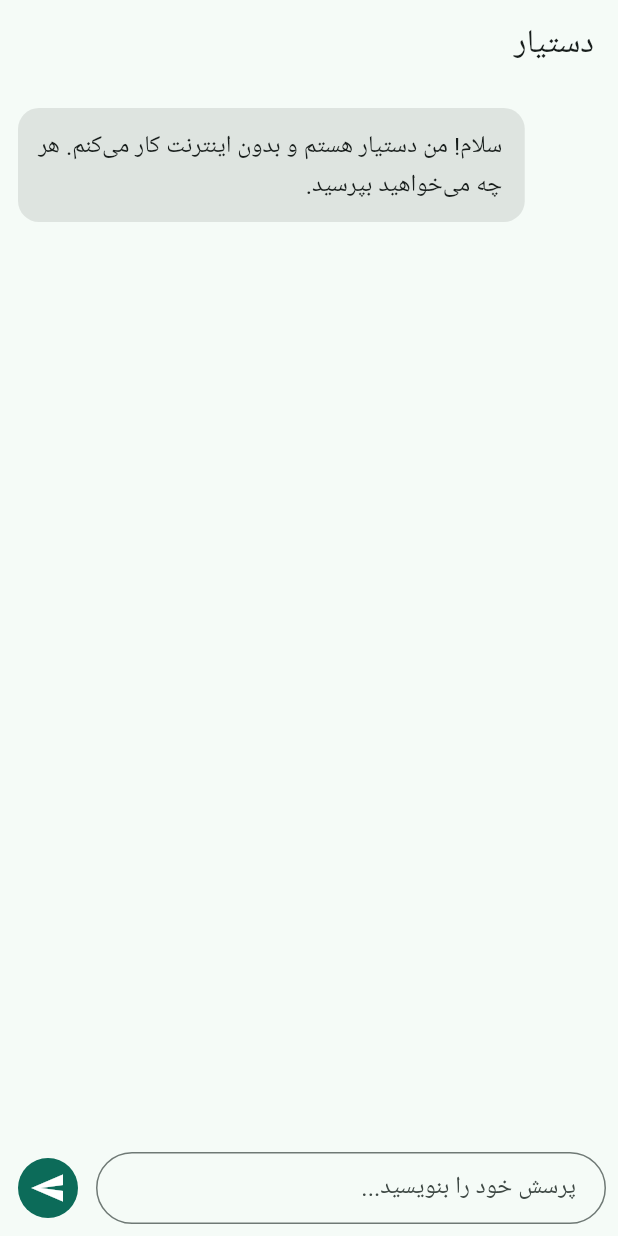
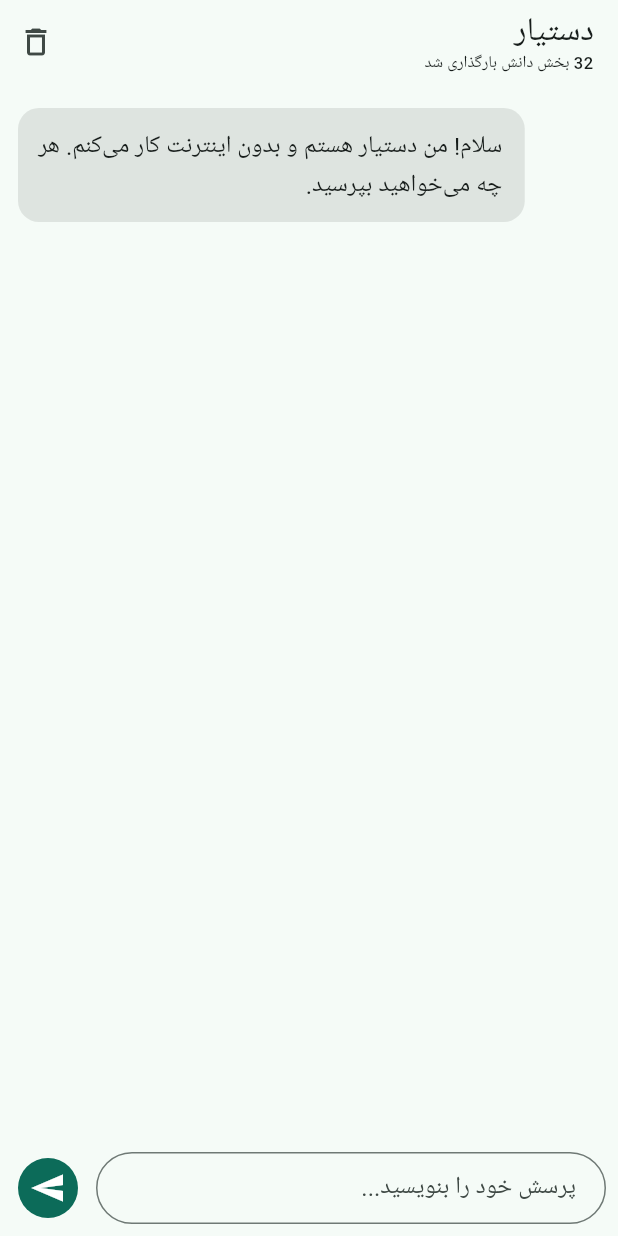
Before and after one commit to ariamard1726-del/Dastyar, a Flutter app: the screen it shows after launch, after a tap on the "send" icon, on a phone screen of 412 x 824 dp. Run offline on Flutter 3.47's test engine with Material 3 defaults, Android fonts, the phone set to English and light mode, and no system bars.

Commit message:
Robust engine, auto-load laws, UI polish, fix empty assets dir

```diff
--- /dev/null
+++ b/lib/engine.dart
@@ -0,0 +1,246 @@
+import 'dart:math' as math;
+
+import 'package:flutter/services.dart' show rootBundle, AssetManifest;
+
+class Chunk {
+  final String source;
+  final String title;
+  final String body;
+  final Map<String, int> tf;
+  Chunk(this.source, this.title, this.body, this.tf);
+}
+
+class KnowledgeEngine {
+  final List<Chunk> _chunks = [];
+  final Map<String, double> _idf = {};
+  List<String> _vocab = [];
+
+  int get size => _chunks.length;
+
+  static const Set<String> _stop = {
+    'و', 'در', 'به', 'از', 'که', 'را', 'با', 'این', 'آن', 'برای', 'یک',
+    'است', 'هست', 'چه', 'چی', 'چیست', 'کی', 'کجا', 'چرا', 'چطور',
+    'چگونه', 'آیا', 'من', 'تو', 'شما', 'می', 'هم', 'یا', 'تا', 'بر',
+    'هر', 'بود', 'شد', 'باشد', 'کند', 'کنم', 'کن', 'بگو',
+    'درباره', 'مورد', 'لطفا', 'ممنون',
+  };
+
+  static const List<String> _suffixes = [
+    'ترین', 'هایی', 'های', 'ها', 'تر', 'ان', 'ات', 'ی',
+  ];
+
+  static String normalize(String s) {
+    const map = {
+      'ي': 'ی', 'ى': 'ی', 'ك': 'ک', 'ۀ': 'ه', 'ة': 'ه',
+      'أ': 'ا', 'إ': 'ا', 'ٱ': 'ا',
+    };
+    final sb = StringBuffer();
+    for (final r in s.runes) {
+      if (r >= 0x06F0 && r <= 0x06F9) {
+        sb.write(r - 0x06F0);
+        continue;
+      }
+      if (r >= 0x0660 && r <= 0x0669) {
+        sb.write(r - 0x0660);
+        continue;
+      }
+      if (r == 0x200C || r == 0x200D || r == 0x200E || r == 0x200F) {
+        sb.write(' ');
+        continue;
+      }
+      if (r >= 0x064B && r <= 0x065F) continue;
+      if (r == 0x0640) continue;
+      final ch = String.fromCharCode(r);
+      sb.write(map[ch] ?? ch);
+    }
+    return sb.toString().toLowerCase();
+  }
+
+  static String _stem(String w) {
+    for (final suf in _suffixes) {
+      if (w.length - suf.length >= 3 && w.endsWith(suf)) {
+        return w.substring(0, w.length - suf.length);
+      }
+    }
+    return w;
+  }
+
+  static final RegExp _nonWord = RegExp(
+    r'[^\u0621-\u063A\u0641-\u064A\u067E\u0686\u0698\u06A9\u06AF\u06CCa-z0-9]+',
+  );
+
+  static List<String> tokenize(String s) {
+    final cleaned = normalize(s).replaceAll(_nonWord, ' ');
+    final out = <String>[];
+    for (final w in cleaned.split(' ')) {
+      if (w.isEmpty || _stop.contains(w)) continue;
+      out.add(_stem(w));
+    }
+    return out;
+  }
+
+  Future<void> load() async {
+    _chunks.clear();
+    _idf.clear();
+    final manifest = await AssetManifest.loadFromAssetBundle(rootBundle);
+    final paths = manifest
+        .listAssets()
+        .where((p) =>
+            p == 'assets/knowledge.txt' ||
+            (p.startsWith('assets/laws/') && p.endsWith('.txt')))
+        .toList()
+      ..sort();
+    for (final p in paths) {
+      String text;
+      try {
+        text = await rootBundle.loadString(p);
+      } catch (_) {
+        continue;
+      }
+      await _parse(text, p == 'assets/knowledge.txt' ? 'دانش عمومی' : '');
+    }
+    _buildIndex();
+  }
+
+  Future<void> _parse(String text, String defaultSource) async {
+    var source = defaultSource;
+    final parts = text.replaceAll('\r', '').split(RegExp(r'\n\s*\n'));
+    var n = 0;
+    for (final p in parts) {
+      final lines = p.trim().split('\n');
+      if (lines.isEmpty || lines.first.trim().isEmpty) continue;
+      final first = lines.first.trim();
+      if (first.startsWith('#')) {
+        source = first.replaceFirst(RegExp(r'^#+\s*'), '').trim();
+        continue;
+      }
+      final body = lines.length > 1 ? lines.sublist(1).join('\n').trim() : first;
+      final tf = <String, int>{};
+      for (final t in tokenize(first)) {
+        tf[t] = (tf[t] ?? 0) + 2;
+      }
+      for (final t in tokenize(body)) {
+        tf[t] = (tf[t] ?? 0) + 1;
+      }
+      _chunks.add(Chunk(source, first, body, tf));
+      n++;
+      if (n % 200 == 0) {
+        await Future<void>.delayed(Duration.zero);
+      }
+    }
+  }
+
+  void _buildIndex() {
+    final df = <String, int>{};
+    for (final c in _chunks) {
+      for (final t in c.tf.keys) {
+        df[t] = (df[t] ?? 0) + 1;
+      }
+    }
+    final n = _chunks.length;
+    df.forEach((t, d) {
+      _idf[t] = math.log((n + 1) / (d + 1)) + 1.0;
+    });
+    _vocab = df.keys.toList();
+  }
+
+  String _format(Chunk c) {
+    final src = c.source.isEmpty ? '' : '\n\nمنبع: ${c.source}';
+    if (c.body == c.title) return '${c.title}$src';
+    return '${c.title}\n${c.body}$src';
+  }
+
+  String answer(String question) {
+    final q = normalize(question);
+    final qTokens = tokenize(question).toSet().toList();
+
+    if (qTokens.isEmpty) {
+      if (q.contains('سلام')) return 'سلام! چه کمکی از من برمی‌آید؟';
+      return 'لطفاً پرسش خود را کامل‌تر بنویسید.';
+    }
+    if (_chunks.isEmpty) {
+      return 'هنوز دانشی در برنامه نیست.';
+    }
+
+    final art = RegExp(r'ماده\s*(\d+)').firstMatch(q);
+    if (art != null) {
+      final want = 'ماده ${art.group(1)}';
+      final found = _chunks
+          .where((c) => normalize(c.title).trim() == want)
+          .toList();
+      if (found.isNotEmpty) {
+        Chunk pick = found.first;
+        var bestOverlap = -1;
+        for (final c in found) {
+          final st = tokenize(c.source).toSet();
+          final ov = qTokens.where(st.contains).length;
+          if (ov > bestOverlap) {
+            bestOverlap = ov;
+            pick = c;
+          }
+        }
+        var res = _format(pick);
+        if (found.length > 1 && bestOverlap <= 0) {
+          final others = found
+              .where((c) => c != pick && c.source.isNotEmpty)
+              .map((c) => c.source)
+              .take(3)
+              .join('، ');
+          if (others.isNotEmpty) {
+            res += '\n\nهمین شمارهٔ ماده در این منابع هم هست: $others. نام قانون را هم بنویسید.';
+          }
+        }
+        return res;
+      }
+    }
+
+    final terms = <String, double>{};
+    double total = 0;
+    for (final t in qTokens) {
+      total += _idf[t] ?? 1.0;
+      if (_idf.containsKey(t)) {
+        terms[t] = math.max(terms[t] ?? 0, 1.0);
+      } else if (t.length >= 3) {
+        for (final v in _vocab) {
+          if (v.length >= 3 && (v.startsWith(t) || t.startsWith(v))) {
+            terms[v] = math.max(terms[v] ?? 0, 0.5);
+          }
+        }
+      }
+    }
+    if (terms.isEmpty) return _notFound();
+
+    Chunk? best;
+    Chunk? second;
+    double bestScore = 0;
+    double secondScore = 0;
+    for (final c in _chunks) {
+      double s = 0;
+      terms.forEach((t, w) {
+        final tf = c.tf[t];
+        if (tf != null) s += w * (_idf[t] ?? 1.0) * (1 + math.log(tf));
+      });
+      s = s / total;
+      if (s > bestScore) {
+        second = best;
+        secondScore = bestScore;
+        best = c;
+        bestScore = s;
+      } else if (s > secondScore) {
+        second = c;
+        secondScore = s;
+      }
+    }
+    if (best == null || bestScore < 0.3) return _notFound();
+
+    var res = _format(best);
+    if (second != null && secondScore >= bestScore * 0.8 && secondScore >= 0.3) {
+      res += '\n\nموضوع مرتبط: ${second.title}';
+    }
+    return res;
+  }
+
+  String _notFound() {
+    return 'پاسخ این پرسش را در دانش خودم پیدا نکردم. پرسش را با کلمات دیگر بنویسید.';
+  }
+}
--- a/lib/main.dart
+++ b/lib/main.dart
@@ -1,7 +1,7 @@
-import 'dart:math' as math;
+import 'package:flutter/material.dart';
+import 'package:flutter_localizations/flutter_localizations.dart';
 
-import 'package:flutter/material.dart';
-import 'package:flutter/services.dart' show rootBundle;
+import 'engine.dart';
 
 void main() => runApp(const DastyarApp());
 
@@ -13,169 +13,19 @@ class DastyarApp extends StatelessWidget {
     return MaterialApp(
       title: 'دستیار',
       debugShowCheckedModeBanner: false,
+      locale: const Locale('fa'),
+      supportedLocales: const [Locale('fa'), Locale('en')],
+      localizationsDelegates: const [
+        GlobalMaterialLocalizations.delegate,
+        GlobalWidgetsLocalizations.delegate,
+        GlobalCupertinoLocalizations.delegate,
+      ],
       theme: ThemeData(
         useMaterial3: true,
         colorSchemeSeed: const Color(0xFF1B6B5A),
       ),
-      builder: (context, child) => Directionality(
-        textDirection: TextDirection.rtl,
-        child: child ?? const SizedBox(),
-      ),
       home: const ChatPage(),
     );
-  }
-}
-
-class _Chunk {
-  final String title;
-  final String body;
-  final List<String> tokens;
-  _Chunk(this.title, this.body, this.tokens);
-}
-
-class _Hit {
-  final _Chunk chunk;
-  final double score;
-  _Hit(this.chunk, this.score);
-}
-
-class KnowledgeEngine {
-  final List<_Chunk> _chunks = [];
-  final Map<String, double> _idf = {};
-
-  static const Set<String> _stop = {
-    'و', 'در', 'به', 'از', 'که', 'را', 'با', 'این', 'آن', 'برای', 'یک',
-    'است', 'هست', 'چه', 'چی', 'چیست', 'کی', 'کجا', 'چرا', 'چطور',
-    'چگونه', 'آیا', 'من', 'تو', 'شما', 'می', 'هم', 'یا', 'تا', 'بر',
-    'هر', 'های', 'ها', 'بود', 'شد', 'باشد', 'کند', 'کنم', 'کن', 'بگو',
-    'درباره', 'مورد', 'لطفا', 'ممنون',
-  };
-
-  static const List<String> _suffixes = [
-    'ترین', 'هایی', 'های', 'ها', 'تر', 'ان', 'ات', 'ی',
-  ];
-
-  static String normalize(String s) {
-    const map = {
-      'ي': 'ی', 'ى': 'ی', 'ك': 'ک', 'ۀ': 'ه', 'ة': 'ه',
-      'أ': 'ا', 'إ': 'ا', 'ٱ': 'ا',
-    };
-    final sb = StringBuffer();
-    for (final r in s.runes) {
-      if (r >= 0x06F0 && r <= 0x06F9) {
-        sb.write(r - 0x06F0);
-        continue;
-      }
-      if (r >= 0x0660 && r <= 0x0669) {
-        sb.write(r - 0x0660);
-        continue;
-      }
-      if (r == 0x200C || r == 0x200D || r == 0x200E || r == 0x200F) {
-        sb.write(' ');
-        continue;
-      }
-      if (r >= 0x064B && r <= 0x065F) continue;
-      if (r == 0x0640) continue;
-      final ch = String.fromCharCode(r);
-      sb.write(map[ch] ?? ch);
-    }
-    return sb.toString().toLowerCase();
-  }
-
-  static String _stem(String w) {
-    for (final suf in _suffixes) {
-      if (w.length - suf.length >= 3 && w.endsWith(suf)) {
-        return w.substring(0, w.length - suf.length);
-      }
-    }
-    return w;
-  }
-
-  static List<String> tokenize(String s) {
-    final cleaned = normalize(s).replaceAll(
-      RegExp(r'[^\u0621-\u063A\u0641-\u064A\u067E\u0686\u0698\u06A9\u06AF\u06CCa-z0-9]+'),
-      ' ',
-    );
-    final out = <String>[];
-    for (final w in cleaned.split(' ')) {
-      if (w.isEmpty || _stop.contains(w)) continue;
-      out.add(_stem(w));
-    }
-    return out;
-  }
-
-  void load(String text) {
-    _chunks.clear();
-    _idf.clear();
-    final parts = text.replaceAll('\r', '').split(RegExp(r'\n\s*\n'));
-    for (final p in parts) {
-      final lines = p.trim().split('\n');
-      if (lines.isEmpty || lines.first.trim().isEmpty) continue;
-      final title = lines.first.trim();
-      final body = lines.length > 1 ? lines.sublist(1).join('\n').trim() : title;
-      final tokens = <String>[
-        ...tokenize(title),
-        ...tokenize(title),
-        ...tokenize(body),
-      ];
-      _chunks.add(_Chunk(title, body, tokens));
-    }
-    final df = <String, int>{};
-    for (final c in _chunks) {
-      for (final t in c.tokens.toSet()) {
-        df[t] = (df[t] ?? 0) + 1;
-      }
-    }
-    final n = _chunks.length;
-    df.forEach((t, d) {
-      _idf[t] = math.log((n + 1) / (d + 1)) + 1.0;
-    });
-  }
-
-  int get size => _chunks.length;
-
-  String answer(String question) {
-    final q = normalize(question);
-    if (q.contains('سلام') && tokenize(question).length <= 1) {
-      return 'سلام! چه کمکی از من برمی‌آید؟';
-    }
-    if (_chunks.isEmpty) {
-      return 'هنوز دانشی در برنامه نیست. فایل assets/knowledge.txt را پر کنید.';
-    }
-    final qTokens = tokenize(question).toSet().toList();
-    if (qTokens.isEmpty) {
-      return 'لطفاً پرسش خود را کامل‌تر بنویسید.';
-    }
-    double total = 0;
-    for (final t in qTokens) {
-      total += _idf[t] ?? 1.0;
-    }
-    final hits = <_Hit>[];
-    for (final c in _chunks) {
-      double s = 0;
-      for (final t in qTokens) {
-        final w = _idf[t] ?? 1.0;
-        final tf = c.tokens.where((x) => x == t).length;
-        if (tf > 0) {
-          s += w * (1 + math.log(tf));
-        } else if (t.length >= 3) {
-          final partial = c.tokens.any((x) =>
-              x.length >= 3 && (x.startsWith(t) || t.startsWith(x)));
-          if (partial) s += w * 0.5;
-        }
-      }
-      hits.add(_Hit(c, s / total));
-    }
-    hits.sort((a, b) => b.score.compareTo(a.score));
-    final best = hits.first;
-    if (best.score < 0.3) {
-      return 'پاسخ این پرسش را در دانش خودم پیدا نکردم. می‌توانید آن را به فایل knowledge.txt اضافه کنید.';
-    }
-    var res = '${best.chunk.title}\n${best.chunk.body}';
-    if (hits.length > 1 && hits[1].score >= best.score * 0.8 && hits[1].score >= 0.3) {
-      res += '\n\nموضوع مرتبط: ${hits[1].chunk.title}';
-    }
-    return res;
   }
 }
 
@@ -198,6 +48,10 @@ class _ChatPageState extends State<ChatPage> {
   final ScrollController _scroll = ScrollController();
   final List<_Msg> _msgs = [];
   bool _ready = false;
+  String? _error;
+
+  static const String _welcome =
+      'سلام! من دستیار هستم و بدون اینترنت کار می‌کنم. هر چه می‌خواهید بپرسید.';
 
   @override
   void initState() {
@@ -206,30 +60,36 @@ class _ChatPageState extends State<ChatPage> {
   }
 
   Future<void> _init() async {
-    String text = '';
     try {
-      text = await rootBundle.loadString('assets/knowledge.txt');
-    } catch (_) {}
-    _engine.load(text);
+      await _engine.load();
+    } catch (e) {
+      _error = 'بارگذاری دانش با خطا روبه‌رو شد.';
+    }
     if (!mounted) return;
     setState(() {
       _ready = true;
-      _msgs.add(_Msg(
-        'سلام! من دستیار هستم و بدون اینترنت کار می‌کنم. هر چه می‌خواهید بپرسید.',
-        false,
-      ));
+      _msgs.add(_Msg(_error ?? _welcome, false));
     });
   }
 
   void _send() {
     final text = _ctrl.text.trim();
     if (text.isEmpty || !_ready) return;
-    final reply = _engine.answer(text);
+    String reply;
+    try {
+      reply = _engine.answer(text);
+    } catch (e) {
+      reply = 'در پردازش این پرسش خطایی رخ داد. دوباره تلاش کنید.';
+    }
     setState(() {
       _msgs.add(_Msg(text, true));
       _msgs.add(_Msg(reply, false));
     });
     _ctrl.clear();
+    _scrollDown();
+  }
+
+  void _scrollDown() {
     WidgetsBinding.instance.addPostFrameCallback((_) {
       if (_scroll.hasClients) {
         _scroll.animateTo(
@@ -239,6 +99,33 @@ class _ChatPageState extends State<ChatPage> {
         );
       }
     });
+  }
+
+  Future<void> _confirmClear() async {
+    final ok = await showDialog<bool>(
+      context: context,
+      builder: (ctx) => AlertDialog(
+        title: const Text('پاک کردن گفتگو'),
+        content: const Text('همهٔ پیام‌ها پاک شود؟'),
+        actions: [
+          TextButton(
+            onPressed: () => Navigator.pop(ctx, false),
+            child: const Text('انصراف'),
+          ),
+          FilledButton(
+            onPressed: () => Navigator.pop(ctx, true),
+            child: const Text('پاک شود'),
+          ),
+        ],
+      ),
+    );
+    if (ok == true && mounted) {
+      setState(() {
+        _msgs
+          ..clear()
+          ..add(_Msg(_welcome, false));
+      });
+    }
   }
 
   @override
@@ -252,7 +139,25 @@ class _ChatPageState extends State<ChatPage> {
   Widget build(BuildContext context) {
     final cs = Theme.of(context).colorScheme;
     return Scaffold(
-      appBar: AppBar(title: const Text('دستیار')),
+      appBar: AppBar(
+        title: Column(
+          crossAxisAlignment: CrossAxisAlignment.start,
+          children: [
+            const Text('دستیار'),
+            Text(
+              _ready ? '${_engine.size} بخش دانش بارگذاری شد' : 'در حال بارگذاری...',
+              style: Theme.of(context).textTheme.labelSmall,
+            ),
+          ],
+        ),
+        actions: [
+          IconButton(
+            tooltip: 'پاک کردن گفتگو',
+            onPressed: _ready ? _confirmClear : null,
+            icon: const Icon(Icons.delete_outline),
+          ),
+        ],
+      ),
       body: SafeArea(
         child: Column(
           children: [
@@ -315,7 +220,7 @@ class _ChatPageState extends State<ChatPage> {
                   ),
                   const SizedBox(width: 8),
                   IconButton.filled(
-                    onPressed: _send,
+                    onPressed: _ready ? _send : null,
                     icon: const Icon(Icons.send),
                   ),
                 ],
--- a/pubspec.yaml
+++ b/pubspec.yaml
@@ -9,8 +9,11 @@ environment:
 dependencies:
   flutter:
     sdk: flutter
+  flutter_localizations:
+    sdk: flutter
 
 flutter:
   uses-material-design: true
   assets:
     - assets/knowledge.txt
+    - assets/laws/
```
Also changed, not shown: 1 other file.
